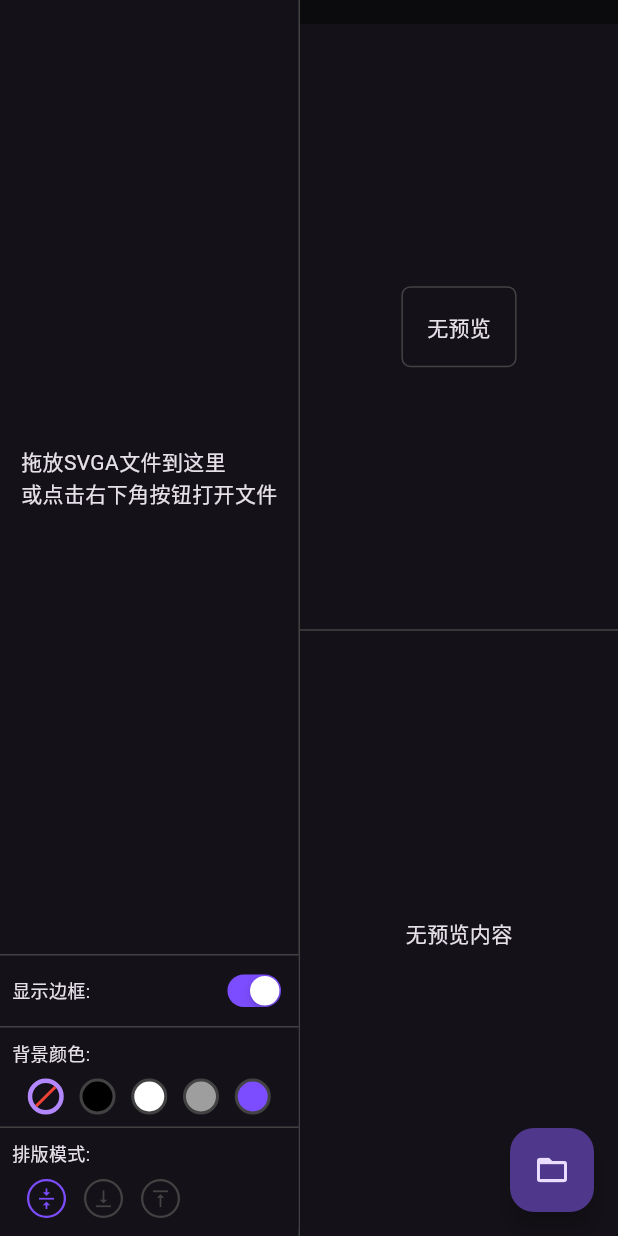
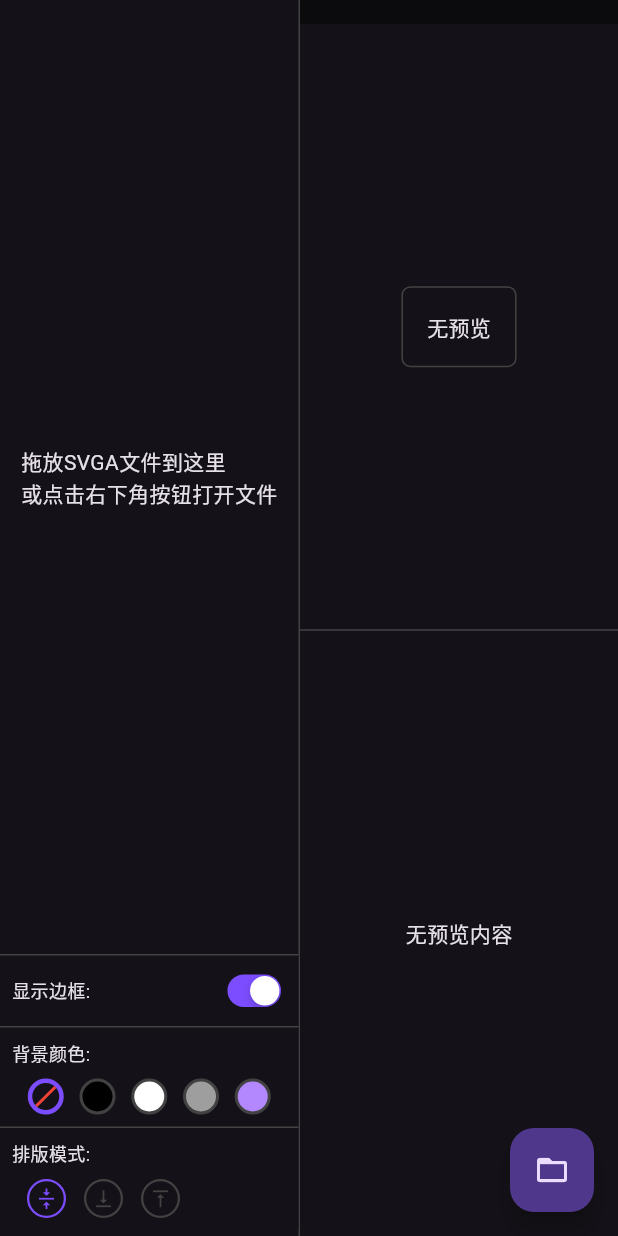
Before and after one commit to kugeceo/wenqu.luhui.net, a Flutter app: the screen it shows after launch, on a phone screen of 412 x 824 dp. Run offline on Flutter 3.47's test engine with Material 3 defaults, Android fonts, the light colour scheme and no system bars; our stand-ins replace file_picker, shared_preferences; missing offline and left inert: desktop_drop, svgaplayer_flutter, window_manager.

Commit message:
优化显示样式

```diff
--- a/lib/widgets/left_side/background_color_bar.dart
+++ b/lib/widgets/left_side/background_color_bar.dart
@@ -48,9 +48,9 @@ class BackgroundColorBar extends StatelessWidget {
                 onTap: () => viewModel.setPreviewBackgroundColor(Colors.grey),
               ),
               _ColorButton(
-                color: Colors.deepPurpleAccent,
-                isSelected: viewModel.previewBackgroundColor == Colors.deepPurpleAccent,
-                onTap: () => viewModel.setPreviewBackgroundColor(Colors.deepPurpleAccent),
+                color: Colors.deepPurpleAccent.shade100,
+                isSelected: viewModel.previewBackgroundColor == Colors.deepPurpleAccent.shade100,
+                onTap: () => viewModel.setPreviewBackgroundColor(Colors.deepPurpleAccent.shade100),
               ),
             ],
           ),
@@ -82,7 +82,7 @@ class _ColorButton extends StatelessWidget {
           color: color,
           borderRadius: BorderRadius.circular(12),
           border: Border.all(
-            color: isSelected ? Colors.deepPurpleAccent.shade100 : Colors.grey.shade800,
+            color: isSelected ? Colors.deepPurpleAccent.shade200 : Colors.grey.shade800,
             width: isSelected ? 3 : 2,
           ),
         ),
--- a/lib/widgets/right_side/svga_info_bar.dart
+++ b/lib/widgets/right_side/svga_info_bar.dart
@@ -51,11 +51,11 @@ class SVGAInfoBar extends StatelessWidget {
   }
 
   String _infoText(SVGAViewModel viewModel) {
-    return '帧率: ${viewModel.fps.toStringAsFixed(1)} FPS  •  时长: ${viewModel.duration.toStringAsFixed(2)}秒  •  内存: ${viewModel.memoryUsage.toStringAsFixed(1)}MB •  分辨率: ${viewModel.frameWidth}x${viewModel.frameHeight}';
+    return '帧率: ${viewModel.fps.toStringAsFixed(1)} FPS  •  时长: ${viewModel.duration.toStringAsFixed(2)}秒  •  分辨率: ${viewModel.frameWidth}x${viewModel.frameHeight}';
   }
 
   String _fileSizeText(SVGAViewModel viewModel) {
-    return 'SVGA文件: ${viewModel.svgaFileSizeText}  •  临时文件: ${viewModel.totalFileSizeMB.toStringAsFixed(1)}MB';
+    return 'SVGA文件: ${viewModel.svgaFileSizeText}  •  临时文件: ${viewModel.totalFileSizeMB.toStringAsFixed(1)}MB  •  内存: ${viewModel.memoryUsage.toStringAsFixed(1)}MB';
   }
 
   String _totalFramesText(SVGAViewModel viewModel) {
```
Also changed, not shown: lib/widgets/left_side/frames_list.dart (+6 -6 lines).
